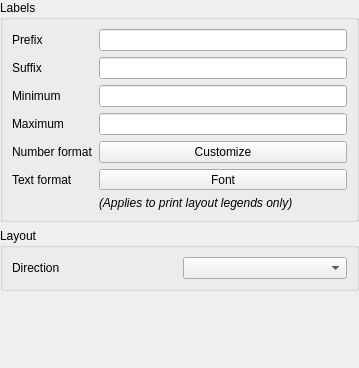
Before: the Qt Designer form src/ui/qgscolorramplegendnodewidgetbase.ui in carsmie/QGIS, drawn with Qt 5.
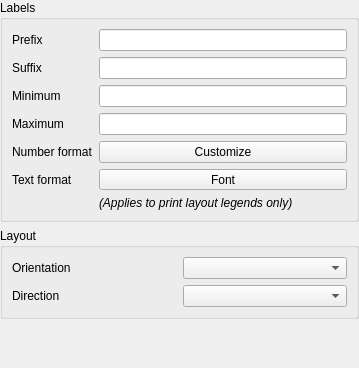
After: the same form once the commit is applied. Custom widgets are drawn as their Qt base class.

Patch:
```diff
--- a/src/ui/qgscolorramplegendnodewidgetbase.ui
+++ b/src/ui/qgscolorramplegendnodewidgetbase.ui
@@ -131,15 +131,25 @@
       <string>Layout</string>
      </property>
      <layout class="QGridLayout" name="gridLayout_2" columnstretch="0,0">
-      <item row="0" column="0">
+      <item row="1" column="1">
+       <widget class="QComboBox" name="mDirectionComboBox"/>
+      </item>
+      <item row="1" column="0">
        <widget class="QLabel" name="label_3">
         <property name="text">
          <string>Direction</string>
         </property>
        </widget>
       </item>
+      <item row="0" column="0">
+       <widget class="QLabel" name="label_8">
+        <property name="text">
+         <string>Orientation</string>
+        </property>
+       </widget>
+      </item>
       <item row="0" column="1">
-       <widget class="QComboBox" name="mDirectionComboBox"/>
+       <widget class="QComboBox" name="mOrientationComboBox"/>
       </item>
      </layout>
     </widget>
```
Left out of the diff: 2 changed lines with no effect on the pictures.
